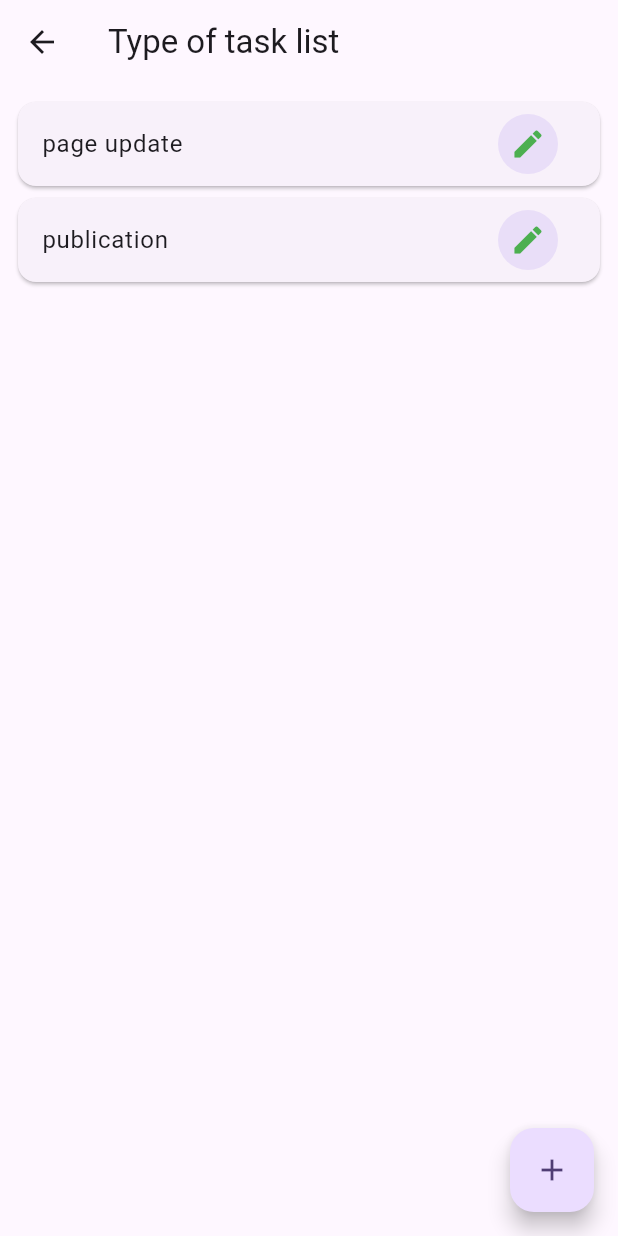
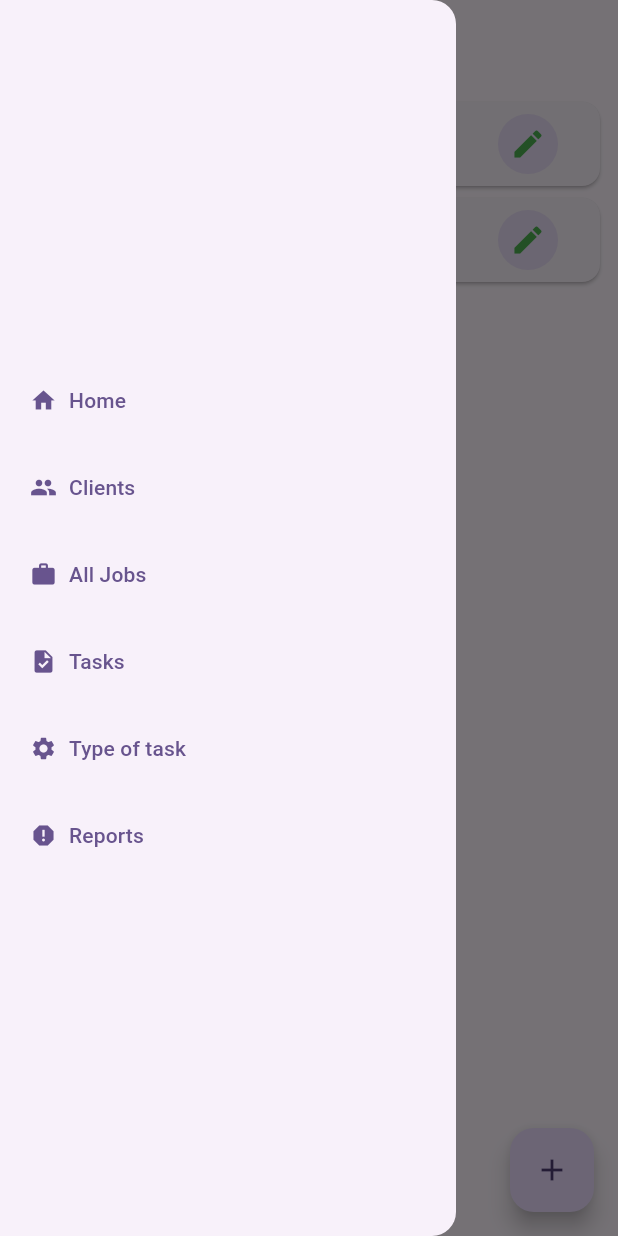
Before and after one commit to nicponidas/ts_bloc, a Flutter app: the TaskTypePage screen opened directly, with the side drawer open (before the commit the screen has no drawer), on a phone screen of 412 x 824 dp. Run offline on Flutter 3.47's test engine with Material 3 defaults, Android fonts, the phone set to English and light mode, and no system bars; our stand-ins replace equatable, flutter_bloc, flutter_colorpicker.

Commit message:
uładzanie

```diff
--- a/lib/pages/client_page.dart
+++ b/lib/pages/client_page.dart
@@ -3,6 +3,7 @@ import 'package:time_sheet/dummy_data/dummy_data.dart';
 import 'package:time_sheet/models/job_model.dart';
 import 'package:time_sheet/widgets/add_job_form.dart';
 import 'package:time_sheet/widgets/jobs_list.dart';
+import 'package:time_sheet/widgets/my_drawer.dart';
 
 class ClientPage extends StatelessWidget {
   const ClientPage({super.key, required this.client});
@@ -14,6 +15,7 @@ class ClientPage extends StatelessWidget {
     List<JobModel> jobs =
         listOfJobs.where((element) => element.clientId == client).toList();
     return Scaffold(
+      drawer: MyDrawer(),
       appBar: AppBar(
         title: Text(
             listOfClient.firstWhere((element) => element.id == client).name),
--- a/lib/pages/clients_list_page.dart
+++ b/lib/pages/clients_list_page.dart
@@ -4,6 +4,7 @@ import 'package:time_sheet/bloc/client_bloc.dart';
 import 'package:time_sheet/pages/client_page.dart';
 import 'package:time_sheet/widgets/add_client_form.dart';
 import 'package:time_sheet/widgets/client_tile.dart';
+import 'package:time_sheet/widgets/my_drawer.dart';
 
 class ClientsListPage extends StatelessWidget {
   const ClientsListPage({super.key});
@@ -11,6 +12,7 @@ class ClientsListPage extends StatelessWidget {
   @override
   Widget build(BuildContext context) {
     return Scaffold(
+      drawer: MyDrawer(),
       appBar: AppBar(
         title: const Text('Clients'),
       ),
--- a/lib/pages/home_page.dart
+++ b/lib/pages/home_page.dart
@@ -11,9 +11,6 @@ class HomePage extends StatelessWidget {
   @override
   Widget build(BuildContext context) {
     return Scaffold(
-      appBar: AppBar(
-        title: Text('Home'),
-      ),
       // bottomNavigationBar: BottomBar(),
       body: Center(
         child: Column(
--- a/lib/pages/job_page.dart
+++ b/lib/pages/job_page.dart
@@ -6,6 +6,7 @@ import 'package:time_sheet/bloc/task_bloc.dart';
 import 'package:time_sheet/bloc/task_type_bloc.dart';
 import 'package:time_sheet/models/job_model.dart';
 import 'package:time_sheet/widgets/add_task_form.dart';
+import 'package:time_sheet/widgets/my_drawer.dart';
 import 'package:time_sheet/widgets/tasks_list.dart';
 
 class JobPage extends StatelessWidget {
@@ -29,6 +30,7 @@ class JobPage extends StatelessWidget {
         .taskTypes
         .toList();
     return Scaffold(
+      drawer: MyDrawer(),
       appBar: AppBar(
         title: Text(job.jobNumber.toString()),
       ),
--- a/lib/pages/report_page.dart
+++ b/lib/pages/report_page.dart
@@ -1,4 +1,5 @@
 import 'package:flutter/material.dart';
+import 'package:time_sheet/widgets/my_drawer.dart';
 
 class ReportPage extends StatelessWidget {
   const ReportPage({super.key});
@@ -6,6 +7,8 @@ class ReportPage extends StatelessWidget {
   @override
   Widget build(BuildContext context) {
     return Scaffold(
+      drawer: MyDrawer(),
+
       appBar: AppBar(
         title: const Text('Report'),
       ),
--- a/lib/pages/task_type_page.dart
+++ b/lib/pages/task_type_page.dart
@@ -2,6 +2,7 @@ import 'package:flutter/material.dart';
 import 'package:flutter_bloc/flutter_bloc.dart';
 import 'package:time_sheet/bloc/task_type_bloc.dart';
 import 'package:time_sheet/widgets/add_task_type_form.dart';
+import 'package:time_sheet/widgets/my_drawer.dart';
 
 class TaskTypePage extends StatelessWidget {
   const TaskTypePage({super.key});
@@ -9,6 +10,8 @@ class TaskTypePage extends StatelessWidget {
   @override
   Widget build(BuildContext context) {
     return Scaffold(
+      drawer: MyDrawer(),
+
       appBar: AppBar(
         title: Text('Type of task list'),
       ),
--- a/lib/pages/tasks_list_page.dart
+++ b/lib/pages/tasks_list_page.dart
@@ -2,6 +2,7 @@ import 'package:flutter/material.dart';
 import 'package:flutter_bloc/flutter_bloc.dart';
 import 'package:time_sheet/bloc/task_bloc.dart';
 import 'package:time_sheet/widgets/add_task_form.dart';
+import 'package:time_sheet/widgets/my_drawer.dart';
 import 'package:time_sheet/widgets/tasks_list.dart';
 
 class TasksListPage extends StatelessWidget {
@@ -10,6 +11,7 @@ class TasksListPage extends StatelessWidget {
   @override
   Widget build(BuildContext context) {
     return Scaffold(
+      drawer: MyDrawer(),
       appBar: AppBar(
         title: Text('Tasks'),
       ),
--- /dev/null
+++ b/lib/widgets/my_drawer.dart
@@ -0,0 +1,86 @@
+import 'package:flutter/material.dart';
+import 'package:time_sheet/pages/clients_list_page.dart';
+import 'package:time_sheet/pages/home_page.dart';
+import 'package:time_sheet/pages/jobs_list_page.dart';
+import 'package:time_sheet/pages/report_page.dart';
+import 'package:time_sheet/pages/task_type_page.dart';
+import 'package:time_sheet/pages/tasks_list_page.dart';
+
+class MyDrawer extends StatelessWidget {
+  const MyDrawer({super.key});
+
+  @override
+  Widget build(BuildContext context) {
+    return Drawer(
+        child: Padding(
+      padding: const EdgeInsets.all(8.0),
+      child: Column(
+        spacing: 10,
+        mainAxisAlignment: MainAxisAlignment.center,
+        crossAxisAlignment: CrossAxisAlignment.start,
+        children: [
+          TextButton.icon(
+            onPressed: () {
+              Navigator.of(context).push(MaterialPageRoute(
+                builder: (context) => const HomePage(),
+              ));
+            },
+            label: Text('Home'),
+            icon: Icon(Icons.home),
+          ),
+          TextButton.icon(
+            onPressed: () => Navigator.push(
+              context,
+              MaterialPageRoute(
+                builder: (context) => const ClientsListPage(),
+              ),
+            ),
+            label: Text('Clients'),
+            icon: Icon(Icons.people),
+          ),
+          TextButton.icon(
+            onPressed: () => Navigator.push(
+              context,
+              MaterialPageRoute(
+                builder: (context) => const JobsListPage(),
+              ),
+            ),
+            label: Text('All Jobs'),
+            icon: Icon(Icons.work),
+          ),
+          TextButton.icon(
+            onPressed: () => Navigator.push(
+              context,
+              MaterialPageRoute(
+                builder: (context) => const TasksListPage(),
+              ),
+            ),
+            label: Text('Tasks'),
+            icon: Icon(Icons.task),
+          ),
+          TextButton.icon(
+            onPressed: () => Navigator.push(
+              context,
+              MaterialPageRoute(
+                builder: (context) => const TaskTypePage(),
+              ),
+            ),
+            label: Text('Type of task'),
+            icon: Icon(Icons.settings),
+          ),
+          TextButton.icon(
+            onPressed: () {
+              Navigator.of(context).push(
+                MaterialPageRoute(
+                  builder: (context) => const ReportPage(),
+                ),
+              );
+            },
+            label: Text('Reports'),
+            icon: Icon(Icons.report),
+          )
+        ],
+      ),
+    ));
+  }
+}
```
Also changed, not shown: lib/pages/jobs_list_page.dart (+16 -11 lines).
